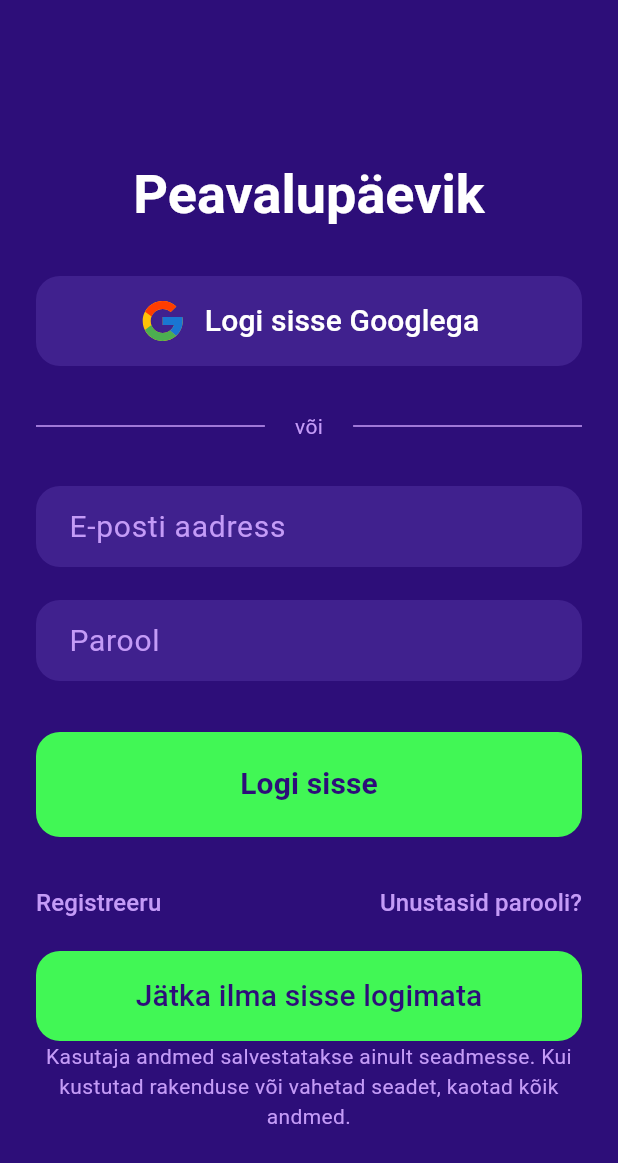
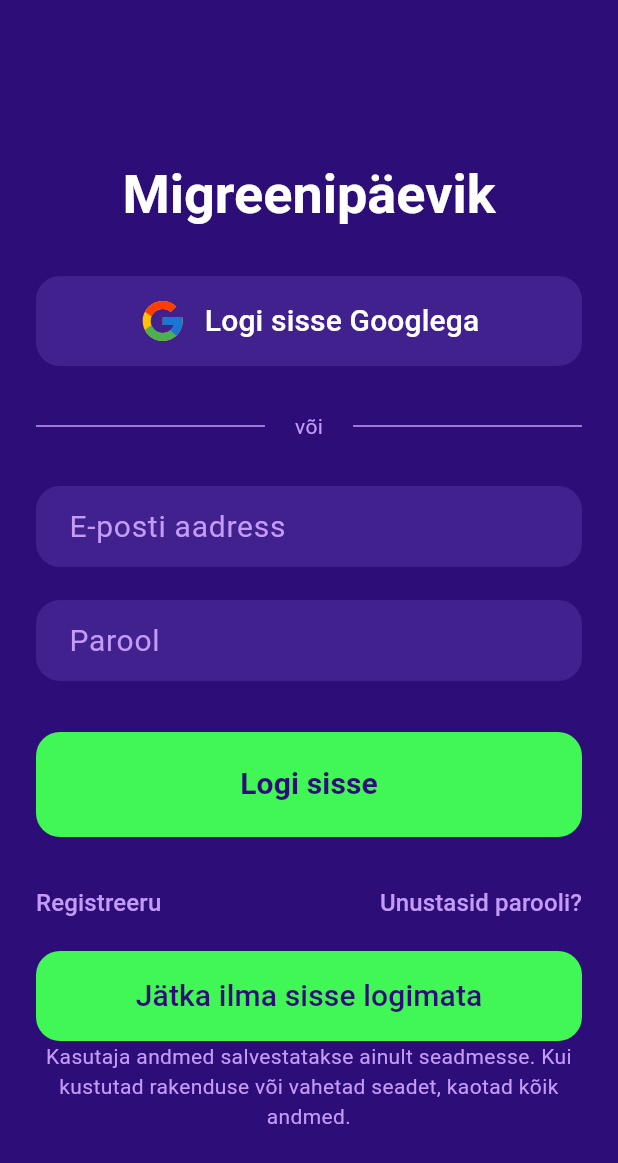
Before and after one commit to Sirvimee/headache_diary, a Flutter app: the screen it shows after launch, on a phone screen of 412 x 824 dp. Shown: the top 1163 px of the screen. Run offline on Flutter 3.47's test engine with Material 3 defaults, Android fonts, the phone set to English and light mode, and no system bars; our stand-ins replace cloud_firestore, firebase_auth, firebase_core, flutter_local_notifications, flutter_riverpod, flutter_svg and 11 more; missing offline and left inert: home_widget; accounts and stored records are empty; generated files the repository leaves out were written again.

Commit message:
add account deletion, change app name

```diff
--- a/lib/views/constants/strings.dart
+++ b/lib/views/constants/strings.dart
@@ -3,7 +3,7 @@ import 'package:flutter/foundation.dart';
 @immutable
 class Strings {
   // General app information
-  static const appName = 'Peavalupäevik';
+  static const appName = 'Migreenipäevik';
   static const welcomeToAppName = 'Welcome to ${Strings.appName}';
   static const channelId = 'systal_channel';
   static const channelName = 'Süstimise meeldetuletused';
@@ -56,6 +56,14 @@ class Strings {
       'Saatsime juhised parooli taastamiseks e-postile';
   static const userNotFound = 'Kasutajat ei leitud';
   static const userDataIsChanged = 'Kasutaja andmed on muudetud';
+  static const deleteAccount = 'Kustuta konto';
+  static const deleteAccountTitle = 'Kustuta konto ja kõik andmed?';
+  static const deleteAccountText =
+      'See kustutab konto, päevikukirjed ja kasutajaprofiili andmed jäädavalt. Seda tegevust ei saa tagasi võtta.';
+  static const accountDeleted = 'Konto ja andmed kustutati';
+  static const accountDeletionRequiresLogin =
+      'Turvalisuse huvides logi uuesti sisse ja proovi konto kustutamist uuesti';
+  static const accountDeletionFailed = 'Konto kustutamine ebaõnnestus';
 
   // Interaction strings
   static const or = 'või';
@@ -88,7 +96,7 @@ class Strings {
   static const privacyAndGdpr = 'Privaatsus ja GDPR';
   static const privacyAndGdprTitle = 'Privaatsus ja GDPR';
   static const privacyAndGdprText = '''
-Peavalupäevik töötleb ainult rakenduse toimimiseks vajalikke andmeid.
+Migreenipäevik töötleb ainult rakenduse toimimiseks vajalikke andmeid.
 
 Sisselogitud kasutaja päevikukirjed, konto nimi ja e-posti aadress salvestatakse Firebase'i teenustes. Neid andmeid kasutatakse päeviku, kokkuvõtete ja kasutajakonto toimimiseks.
 
@@ -129,7 +137,7 @@ See teave on rakenduse lühike privaatsusteave ega asenda täielikku privaatsust
   static const help = 'Info';
   static const usageGuideTitle = 'Rakenduse kasutamise õpetus';
   static const usageGuide = '''
-Peavalupäevik aitab sul iga päeva kohta oma sümptomeid, ravimeid ja võimalikke päästikuid üles märkida.
+Migreenipäevik aitab sul iga päeva kohta oma sümptomeid, ravimeid ja võimalikke päästikuid üles märkida.
 
 Päeva märkimine
 • Ava kalendrist soovitud päev.
@@ -142,7 +150,7 @@ Päeva märkimine
 
 Häälega lisamine (ainult sümptomid)
 • Vajuta ülaribal mikrofoni märki.
-• Räägi eesti keeles lühike kirjeldus, näiteks „peavalu vasak“, „peavalu parem“, „peavalu“ „silmad valutavad“, „iiveldus“, „okse“, „tablett“ või „tabla“.
+• Räägi eesti keeles lühike kirjeldus, näiteks „vasakpoolne peavalu“, „parempoolne peavalu“, „peavalu“ „silmad valutavad“, „iiveldus“, „okse“, „tablett“ või „tabla“.
 • Sobivad sümptomid ja tablett salvestatakse automaatselt tänasele päevale.
 
 Kokkuvõte ja profiil
@@ -153,6 +161,16 @@ Kokkuvõte ja profiil
 Tänasele päevale sümptomite kiire märkimine
 • Vajuta telefoni avakuval rakenduse ikooni pikalt.
 • Vali „Lisa sümptom”.
+• Rakendus avaneb ja läheb tänase päeva vaatesse, mikrofon käivitub automaatselt.
+• Tuvastatud sümptom lisatakse päevikusse.
+
+Vidina lisamine avakuvale
+• Hoia sõrme telefoni avakuval, tühjal kohal vähemalt 2 sekundit.
+• Vali „Vidinate lisamine”.
+• Vali Migreenipäeviku vidin.
+• Paiguta vidin endale sobivasse kohta
+Kasutamine:
+• Kliki Migreenipäeviku vidinal.
 • Rakendus avaneb ja läheb tänase päeva vaatesse, mikrofon käivitub automaatselt.
 • Tuvastatud sümptom lisatakse päevikusse.
 ''';
@@ -273,7 +291,7 @@ Tänasele päevale sümptomite kiire märkimine
   static const exportPdf = 'Ekspordi PDF';
   static const pdfExporting = 'Eksporditakse...';
   static const pdfExportFailed = 'PDF eksport ebaõnnestus';
-  static const pdfReportTitle = 'Peavalupäeviku kokkuvõte';
+  static const pdfReportTitle = 'Migreenipäeviku kokkuvõte';
   static const pdfUserLabel = 'Kasutaja';
   static const pdfPeriodLabel = 'Periood';
   static const pdfGeneratedLabel = 'Genereeritud';
--- a/lib/views/tabs/calendar/day_action_modal.dart
+++ b/lib/views/tabs/calendar/day_action_modal.dart
@@ -268,6 +268,10 @@ class _DayActionModalState extends State<DayActionModal> {
         ScaffoldMessenger.of(
           context,
         ).showSnackBar(SnackBar(content: Text(Strings.reminderAddedSnackBar)));
+      } else if (mounted && status == 2) {
+        ScaffoldMessenger.of(context).showSnackBar(
+          SnackBar(content: Text(Strings.failedToScheduleReminderSnackBar)),
+        );
       }
     } catch (_) {
       if (mounted) {
```
Also changed, not shown: lib/state/auth/backend/account_deletion_service.dart (added, +61 -0 lines), lib/state/auth/providers/authentication_provider.dart (+8 -0 lines), lib/state/calendar/backend/day_entry_storage.dart (+33 -18 lines), lib/state/calendar/backend/local_day_entry_storage.dart (+37 -20 lines), lib/views/tabs/profile/profile_view.dart (+131 -24 lines), firebase.json, pubspec.lock, 9 other files.
